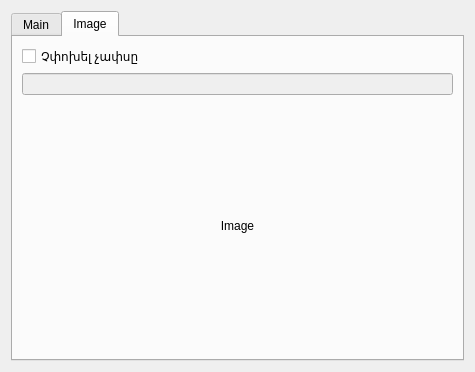
Qt form Editors/ce5dishpart2.ui (End1-1/Cafe5) before a commit.
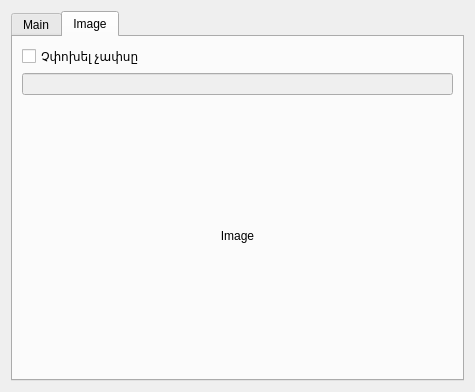
The same form after that commit. The open tabs and pages were chosen to show the change. Icons and pictures are not drawn. Custom widgets are drawn as their Qt base class.

Patch:
```diff
--- a/Editors/ce5dishpart2.ui
+++ b/Editors/ce5dishpart2.ui
@@ -7,7 +7,7 @@
     <x>0</x>
     <y>0</y>
     <width>475</width>
-    <height>372</height>
+    <height>392</height>
    </rect>
   </property>
   <property name="windowTitle">
```
Left out of the diff: 3 changed lines with no effect on the pictures.
